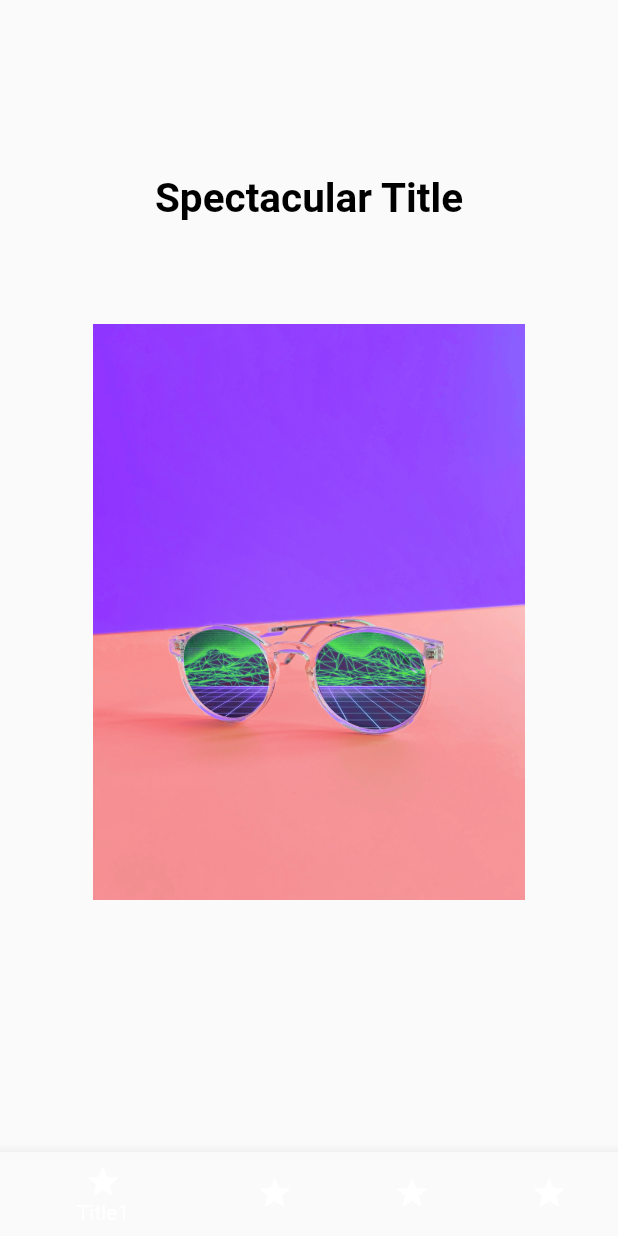
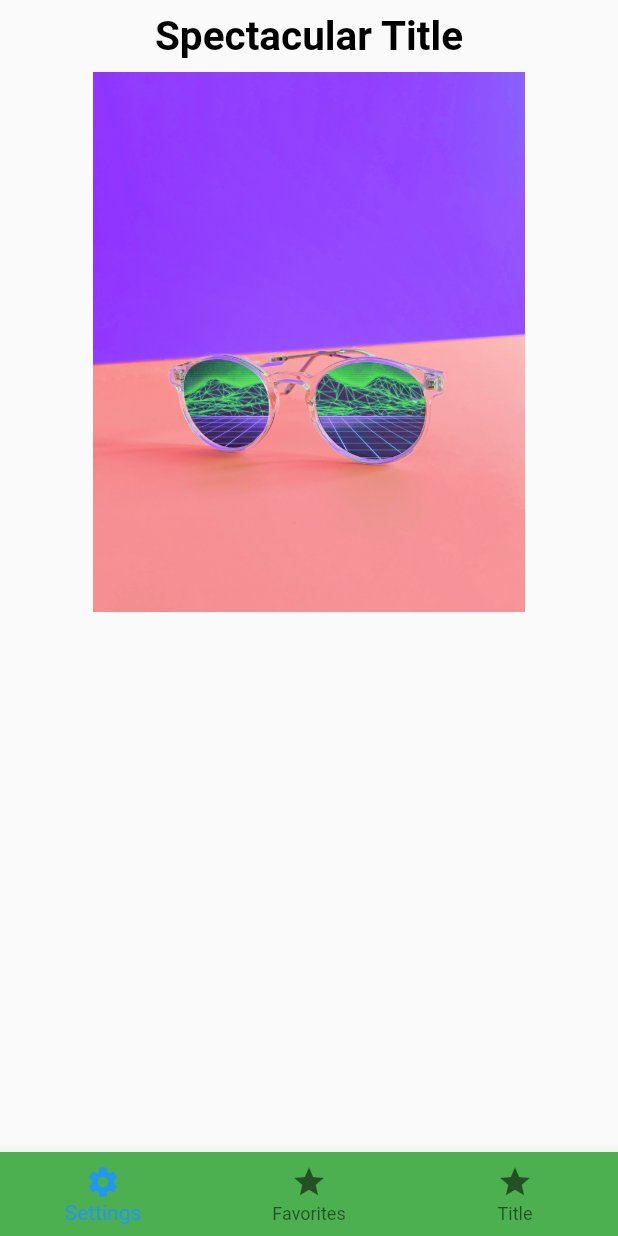
Before and after one commit to mingsai/stub004, a Flutter app: the screen it shows after launch, on a phone screen of 412 x 824 dp. Run offline on Flutter 3.47's test engine with Material 2 defaults, Android fonts, the light colour scheme and no system bars; Roboto replaces fonts that are missing (Merriweather).

Commit message:
fix bottom nav item

```diff
--- a/lib/home.dart
+++ b/lib/home.dart
@@ -12,7 +12,7 @@ class _MyHomePageState extends State<MyHomePage> {
     return Scaffold(
       body: Container(
         child: Column(
-            mainAxisAlignment: MainAxisAlignment.center,
+            mainAxisAlignment: MainAxisAlignment.start,
             mainAxisSize: MainAxisSize.max,
             crossAxisAlignment: CrossAxisAlignment.center,
             children: <Widget>[
@@ -36,7 +36,7 @@ class _MyHomePageState extends State<MyHomePage> {
               ),
               Flexible(
                 child: FractionallySizedBox(
-                  heightFactor: 0.7,
+                  heightFactor: 0.5,
                   widthFactor: 0.7,
                   child: Image.asset(
                     'assets/images/joshua-coleman-kFRKvJQtNHg-unsplash.jpg',
@@ -49,23 +49,19 @@ class _MyHomePageState extends State<MyHomePage> {
         alignment: Alignment.center,
       ),
       bottomNavigationBar:
-          BottomNavigationBar( items: [
+          BottomNavigationBar(backgroundColor: Colors.green, items: [
+        const BottomNavigationBarItem(
+          icon: Icon(Icons.settings),
+          title: Text('Settings'),
+        ),
         const BottomNavigationBarItem(
           icon: Icon(Icons.star),
-          title: Text('Title1'),
+          title: Text('Favorites'),
         ),
         const BottomNavigationBarItem(
           icon: Icon(Icons.star),
           title: Text('Title'),
         ),
-        const BottomNavigationBarItem(
-          icon: Icon(Icons.star),
-          title: Text('Title'),
-        ),
-        const BottomNavigationBarItem(
-          icon: Icon(Icons.star),
-          title: Text('Title'),
-        )
       ]),
     );
   }
```
Also changed, not shown: 28 other files.
